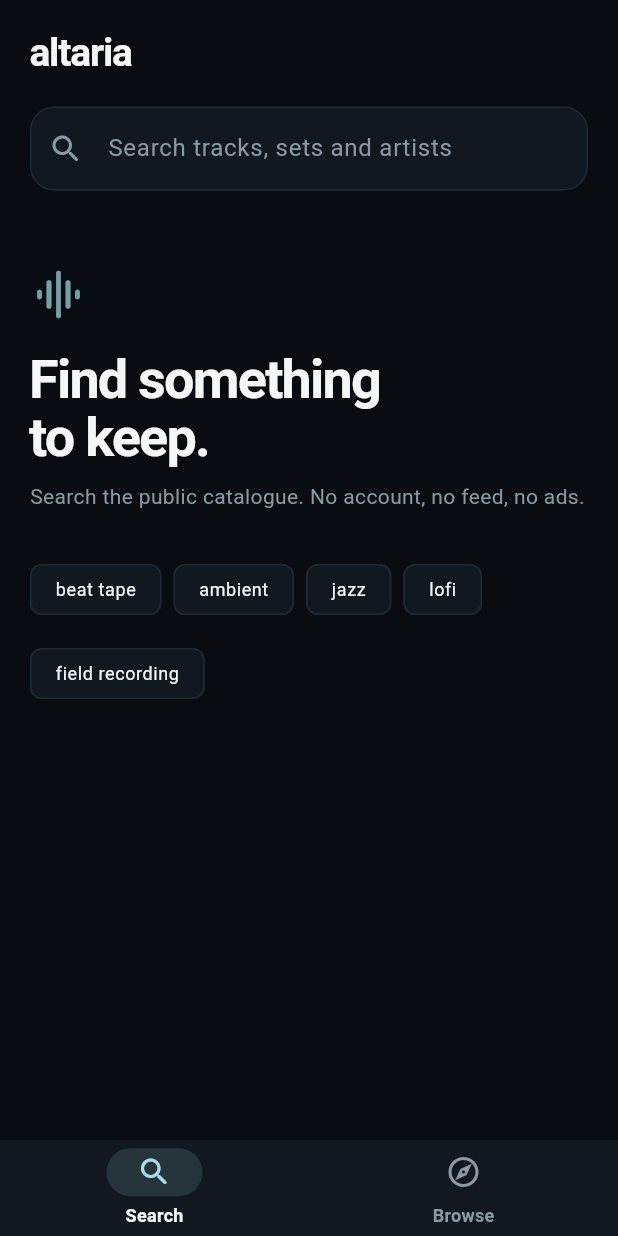
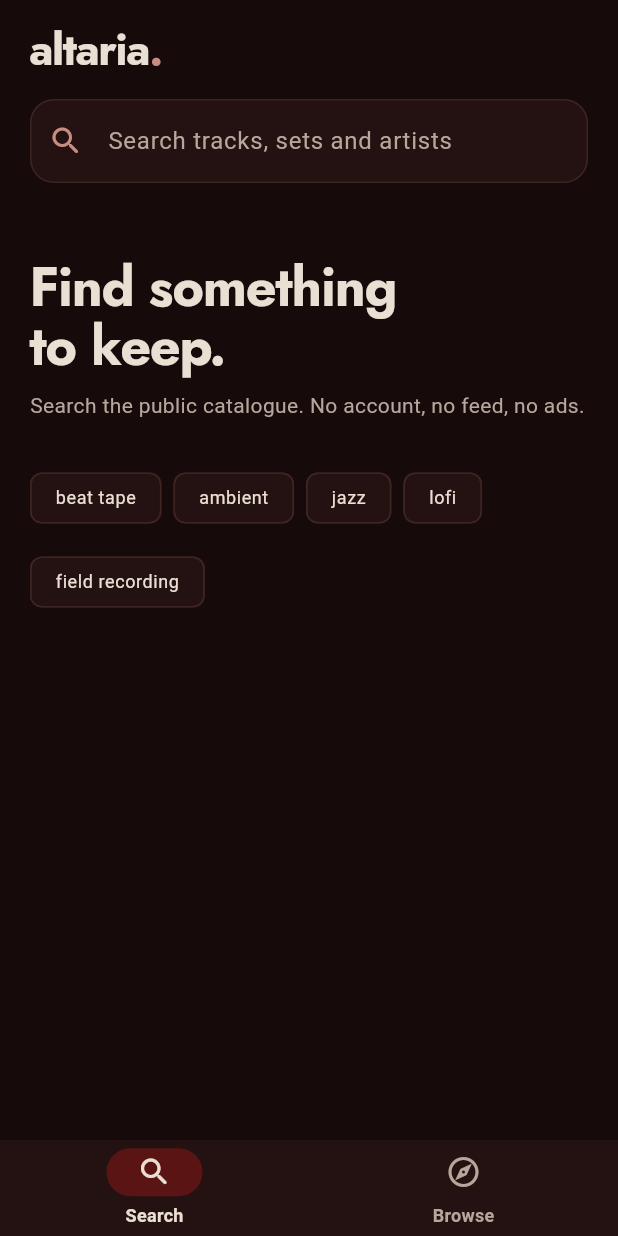
Before and after one commit to KlugesBuch1/altaria, a Flutter app: the screen it shows after launch, on a phone screen of 412 x 824 dp. Run offline on Flutter 3.47's test engine with Material 3 defaults, Android fonts, the phone set to English and light mode, and no system bars; our stand-ins replace audio_service, just_audio, material_ui; network calls fail.

Commit message:
replace the logo with a wordmark and dark red theme

```diff
--- a/lib/theme.dart
+++ b/lib/theme.dart
@@ -1,35 +1,39 @@
 import 'package:material_ui/material_ui.dart';
 
-const ink = Color(0xFF090D11);
-const panel = Color(0xFF111820);
-const panelHigh = Color(0xFF18212B);
-const frost = Color(0xFFA6DDE8);
-const ember = Color(0xFFFFB27A);
-const bone = Color(0xFFF3F7F8);
-const muted = Color(0xFF8A9AA6);
+/// After-hours oxblood: near-black red for large fields, warm parchment for
+/// text, dusty rose for interaction, deep wine for fills and the monogram.
+const ink = Color(0xFF160A0A);
+const panel = Color(0xFF241111);
+const panelHigh = Color(0xFF321515);
+const wine = Color(0xFF5A1414);
+const rose = Color(0xFFC88C80);
+const cream = Color(0xFFEADFD3);
+const muted = Color(0xFFB7A69B);
 
 ThemeData buildAltariaTheme() {
   const scheme = ColorScheme(
     brightness: Brightness.dark,
-    primary: frost,
-    onPrimary: Color(0xFF062229),
-    primaryContainer: Color(0xFF16323A),
-    onPrimaryContainer: frost,
-    secondary: ember,
-    onSecondary: Color(0xFF2A1505),
-    secondaryContainer: Color(0xFF3A2418),
-    onSecondaryContainer: ember,
-    error: Color(0xFFFF8B8B),
-    onError: Color(0xFF2B0505),
+    primary: rose,
+    onPrimary: Color(0xFF2A0B0B),
+    primaryContainer: wine,
+    onPrimaryContainer: cream,
+    secondary: cream,
+    onSecondary: Color(0xFF2A0B0B),
+    secondaryContainer: panelHigh,
+    onSecondaryContainer: cream,
+    tertiary: wine,
+    onTertiary: cream,
+    error: Color(0xFFE8A79C),
+    onError: Color(0xFF2A0B0B),
     surface: panel,
-    onSurface: bone,
+    onSurface: cream,
     surfaceContainerHighest: panelHigh,
     onSurfaceVariant: muted,
-    outline: Color(0xFF2B3742),
-    outlineVariant: Color(0xFF1D2731),
+    outline: Color(0xFF3D2421),
+    outlineVariant: Color(0xFF2A1816),
     shadow: Colors.black,
     scrim: Colors.black,
-    inverseSurface: bone,
+    inverseSurface: cream,
     onInverseSurface: ink,
   );
 
@@ -41,19 +45,22 @@ ThemeData buildAltariaTheme() {
 
   return base.copyWith(
     textTheme: base.textTheme
-        .apply(bodyColor: bone, displayColor: bone)
+        .apply(bodyColor: cream, displayColor: cream)
         .copyWith(
           displaySmall: base.textTheme.displaySmall?.copyWith(
-            fontWeight: FontWeight.w600,
-            letterSpacing: -1.2,
+            fontFamily: 'Jost',
+            fontWeight: FontWeight.w700,
+            letterSpacing: -0.8,
           ),
           headlineSmall: base.textTheme.headlineSmall?.copyWith(
-            fontWeight: FontWeight.w600,
-            letterSpacing: -0.4,
+            fontFamily: 'Jost',
+            fontWeight: FontWeight.w700,
+            letterSpacing: -0.3,
           ),
           titleLarge: base.textTheme.titleLarge?.copyWith(
-            fontWeight: FontWeight.w600,
-            letterSpacing: -0.3,
+            fontFamily: 'Jost',
+            fontWeight: FontWeight.w700,
+            letterSpacing: -0.4,
           ),
           titleMedium: base.textTheme.titleMedium?.copyWith(
             fontWeight: FontWeight.w600,
@@ -66,6 +73,7 @@ ThemeData buildAltariaTheme() {
         ),
     appBarTheme: const AppBarTheme(
       backgroundColor: Colors.transparent,
+      foregroundColor: cream,
       surfaceTintColor: Colors.transparent,
       elevation: 0,
       centerTitle: false,
@@ -74,17 +82,17 @@ ThemeData buildAltariaTheme() {
     navigationBarTheme: NavigationBarThemeData(
       backgroundColor: panel,
       surfaceTintColor: Colors.transparent,
-      indicatorColor: frost.withValues(alpha: 0.14),
+      indicatorColor: wine,
       height: 64,
       labelBehavior: NavigationDestinationLabelBehavior.alwaysShow,
       iconTheme: WidgetStateProperty.resolveWith((states) {
         final selected = states.contains(WidgetState.selected);
-        return IconThemeData(color: selected ? frost : muted, size: 24);
+        return IconThemeData(color: selected ? cream : muted, size: 24);
       }),
       labelTextStyle: WidgetStateProperty.resolveWith((states) {
         final selected = states.contains(WidgetState.selected);
         return TextStyle(
-          color: selected ? bone : muted,
+          color: selected ? cream : muted,
           fontSize: 12,
           fontWeight: FontWeight.w600,
           letterSpacing: 0.2,
@@ -102,33 +110,46 @@ ThemeData buildAltariaTheme() {
       ),
       enabledBorder: OutlineInputBorder(
         borderRadius: BorderRadius.circular(16),
-        borderSide: const BorderSide(color: Color(0xFF1C2833)),
+        borderSide: const BorderSide(color: Color(0xFF3D2421)),
       ),
       focusedBorder: OutlineInputBorder(
         borderRadius: BorderRadius.circular(16),
-        borderSide: const BorderSide(color: frost, width: 1.2),
+        borderSide: const BorderSide(color: rose, width: 1.2),
       ),
     ),
     sliderTheme: SliderThemeData(
-      activeTrackColor: frost,
-      inactiveTrackColor: const Color(0xFF2A3742),
-      thumbColor: bone,
-      overlayColor: frost.withValues(alpha: 0.15),
+      activeTrackColor: rose,
+      inactiveTrackColor: const Color(0xFF3A2420),
+      thumbColor: cream,
+      overlayColor: rose.withValues(alpha: 0.15),
       trackHeight: 3,
       thumbShape: const RoundSliderThumbShape(enabledThumbRadius: 6),
       overlayShape: const RoundSliderOverlayShape(overlayRadius: 16),
     ),
+    filledButtonTheme: FilledButtonThemeData(
+      style: FilledButton.styleFrom(
+        backgroundColor: wine,
+        foregroundColor: cream,
+        minimumSize: const Size(0, 48),
+        shape: RoundedRectangleBorder(borderRadius: BorderRadius.circular(14)),
+      ),
+    ),
     snackBarTheme: SnackBarThemeData(
-      backgroundColor: panelHigh,
-      contentTextStyle: const TextStyle(color: bone),
+      backgroundColor: wine,
+      contentTextStyle: const TextStyle(color: cream),
       behavior: SnackBarBehavior.floating,
       shape: RoundedRectangleBorder(borderRadius: BorderRadius.circular(14)),
     ),
     dividerTheme: const DividerThemeData(
-      color: Color(0xFF1B2530),
+      color: Color(0xFF2E1A17),
       thickness: 1,
       space: 1,
     ),
-    progressIndicatorTheme: const ProgressIndicatorThemeData(color: frost),
+    progressIndicatorTheme: const ProgressIndicatorThemeData(color: rose),
+    textSelectionTheme: const TextSelectionThemeData(
+      cursorColor: rose,
+      selectionColor: Color(0x665A1414),
+      selectionHandleColor: rose,
+    ),
   );
 }
--- a/lib/ui/browse_screen.dart
+++ b/lib/ui/browse_screen.dart
@@ -84,7 +84,7 @@ class _BrowseScreenState extends State<BrowseScreen> {
           Text(
             'Trending now',
             style: Theme.of(context).textTheme.displaySmall
-                ?.copyWith(color: bone, height: 1.05),
+                ?.copyWith(color: cream, height: 1.05),
           ),
           const SizedBox(height: 6),
           Text(
@@ -128,7 +128,7 @@ class _BrowseScreenState extends State<BrowseScreen> {
       handler: player,
       builder: (context, currentId) => RefreshIndicator(
         onRefresh: _load,
-        color: frost,
+        color: rose,
         backgroundColor: panelHigh,
         child: ListView.builder(
           padding: const EdgeInsets.only(bottom: 32),
--- a/lib/ui/mini_player.dart
+++ b/lib/ui/mini_player.dart
@@ -78,7 +78,7 @@ class _Bar extends StatelessWidget {
                             overflow: TextOverflow.ellipsis,
                             style: theme.textTheme.bodyMedium?.copyWith(
                               fontWeight: FontWeight.w600,
-                              color: bone,
+                              color: cream,
                             ),
                           ),
                           const SizedBox(height: 1),
@@ -109,7 +109,7 @@ class _Bar extends StatelessWidget {
                           playing
                               ? Icons.pause_rounded
                               : Icons.play_arrow_rounded,
-                          color: bone,
+                          color: cream,
                         ),
                         onPressed: () {
                           if (playing) {
@@ -143,7 +143,7 @@ class _Bar extends StatelessWidget {
                     value: value,
                     minHeight: 2,
                     backgroundColor: Colors.transparent,
-                    color: frost,
+                    color: rose,
                   );
                 },
               ),
--- a/lib/ui/playlist_screen.dart
+++ b/lib/ui/playlist_screen.dart
@@ -90,7 +90,7 @@ class _PlaylistScreenState extends State<PlaylistScreen> {
         backgroundColor: ink,
         surfaceTintColor: Colors.transparent,
         elevation: 0,
-        leading: const BackButton(color: bone),
+        leading: const BackButton(color: cream),
       ),
       body: SafeArea(
         top: false,
@@ -119,7 +119,7 @@ class _PlaylistScreenState extends State<PlaylistScreen> {
                           maxLines: 2,
                           overflow: TextOverflow.ellipsis,
                           style: theme.textTheme.titleLarge?.copyWith(
-                            color: bone,
+                            color: cream,
                             height: 1.15,
                           ),
                         ),
--- a/lib/ui/result_tiles.dart
+++ b/lib/ui/result_tiles.dart
@@ -34,7 +34,7 @@ class PlaylistTile extends StatelessWidget {
                     overflow: TextOverflow.ellipsis,
                     style: theme.textTheme.bodyLarge?.copyWith(
                       fontWeight: FontWeight.w500,
-                      color: bone,
+                      color: cream,
                     ),
                   ),
                   const SizedBox(height: 3),
@@ -85,7 +85,7 @@ class UserTile extends StatelessWidget {
                     overflow: TextOverflow.ellipsis,
                     style: theme.textTheme.bodyLarge?.copyWith(
                       fontWeight: FontWeight.w500,
-                      color: bone,
+                      color: cream,
                     ),
                   ),
                   const SizedBox(height: 3),
--- a/lib/ui/search_screen.dart
+++ b/lib/ui/search_screen.dart
@@ -258,7 +258,7 @@ class _SearchScreenState extends State<SearchScreen> {
             },
             decoration: InputDecoration(
               hintText: 'Search tracks, sets and artists',
-              prefixIcon: const Icon(Icons.search_rounded, color: muted),
+              prefixIcon: const Icon(Icons.search_rounded, color: rose),
               suffixIcon: hasText
                   ? IconButton(
                       tooltip: 'Clear',
@@ -432,16 +432,10 @@ class _KindChip extends StatelessWidget {
       showCheckmark: false,
       onSelected: (_) => onTap(),
       backgroundColor: panel,
-      selectedColor: frost.withValues(alpha: 0.16),
-      side: BorderSide(
-        color: selected
-            ? frost.withValues(alpha: 0.5)
-            : const Color(0xFF1D2832),
-      ),
-      labelStyle: Theme.of(context).textTheme.bodySmall?.copyWith(
-        color: selected ? frost : muted,
-        fontWeight: FontWeight.w600,
-      ),
+      selectedColor: wine,
+      side: BorderSide(color: selected ? wine : const Color(0xFF3D2421)),
+      labelStyle: Theme.of(context).textTheme.bodySmall
+          ?.copyWith(color: cream, fontWeight: FontWeight.w600),
       visualDensity: VisualDensity.compact,
     );
   }
@@ -461,17 +455,11 @@ class _SearchIntro extends StatelessWidget {
         crossAxisAlignment: CrossAxisAlignment.start,
         children: [
           const SizedBox(height: 24),
-          Icon(
-            Icons.graphic_eq_rounded,
-            size: 38,
-            color: frost.withValues(alpha: 0.7),
-          ),
-          const SizedBox(height: 18),
           Text(
             'Find something\nto keep.',
             style: theme.textTheme.displaySmall?.copyWith(
               height: 1.08,
-              color: bone,
+              color: cream,
             ),
           ),
           const SizedBox(height: 10),
@@ -495,8 +483,8 @@ class _SearchIntro extends StatelessWidget {
                   label: Text(suggestion),
                   onPressed: () => onSuggestion(suggestion),
                   backgroundColor: panel,
-                  side: const BorderSide(color: Color(0xFF1D2832)),
-                  labelStyle: theme.textTheme.bodySmall?.copyWith(color: bone),
+                  side: const BorderSide(color: Color(0xFF3D2421)),
+                  labelStyle: theme.textTheme.bodySmall?.copyWith(color: cream),
                 ),
             ],
           ),
--- a/lib/ui/user_screen.dart
+++ b/lib/ui/user_screen.dart
@@ -87,7 +87,7 @@ class _UserScreenState extends State<UserScreen> {
         backgroundColor: ink,
         surfaceTintColor: Colors.transparent,
         elevation: 0,
-        leading: const BackButton(color: bone),
+        leading: const BackButton(color: cream),
       ),
       body: SafeArea(
         top: false,
@@ -116,7 +116,7 @@ class _UserScreenState extends State<UserScreen> {
                           maxLines: 2,
                           overflow: TextOverflow.ellipsis,
                           style: theme.textTheme.titleLarge?.copyWith(
-                            color: bone,
+                            color: cream,
                             height: 1.15,
                           ),
                         ),
--- a/lib/ui/wordmark.dart
+++ b/lib/ui/wordmark.dart
@@ -2,21 +2,33 @@ import 'package:material_ui/material_ui.dart';
 
 import '../theme.dart';
 
+/// The name is the logo. Jost 700, tight, with one dusty-rose full stop.
 class Wordmark extends StatelessWidget {
   const Wordmark({super.key});
 
+  static const _style = TextStyle(
+    fontFamily: 'Jost',
+    fontWeight: FontWeight.w700,
+    fontSize: 30,
+    height: 1,
+    letterSpacing: -1,
+    color: cream,
+  );
+
   @override
   Widget build(BuildContext context) {
-    return Row(
-      crossAxisAlignment: CrossAxisAlignment.baseline,
-      textBaseline: TextBaseline.alphabetic,
-      children: [
-        Text(
-          'altaria',
-          style: Theme.of(context).textTheme.headlineSmall
-              ?.copyWith(color: bone, fontSize: 26, letterSpacing: -0.8),
-        ),
-      ],
+    return Text.rich(
+      TextSpan(
+        children: [
+          const TextSpan(text: 'altaria'),
+          TextSpan(
+            text: '.',
+            style: _style.copyWith(color: rose),
+          ),
+        ],
+      ),
+      style: _style,
+      semanticsLabel: 'altaria',
     );
   }
 }
```
Also changed, not shown: assets/fonts/OFL-Jost.txt (added, +93 -0 lines), lib/ui/logo.dart (added, +51 -0 lines), lib/ui/player_screen.dart (+14 -12 lines), lib/ui/track_tile.dart (+5 -5 lines), pubspec.yaml (+10 -1 lines), tool/render_brand_assets_test.dart (added, +102 -0 lines), assets/fonts/Jost-Bold.ttf (added), assets/icon.png, assets/icon_foreground.png, docs/player.png, 39 other files.
